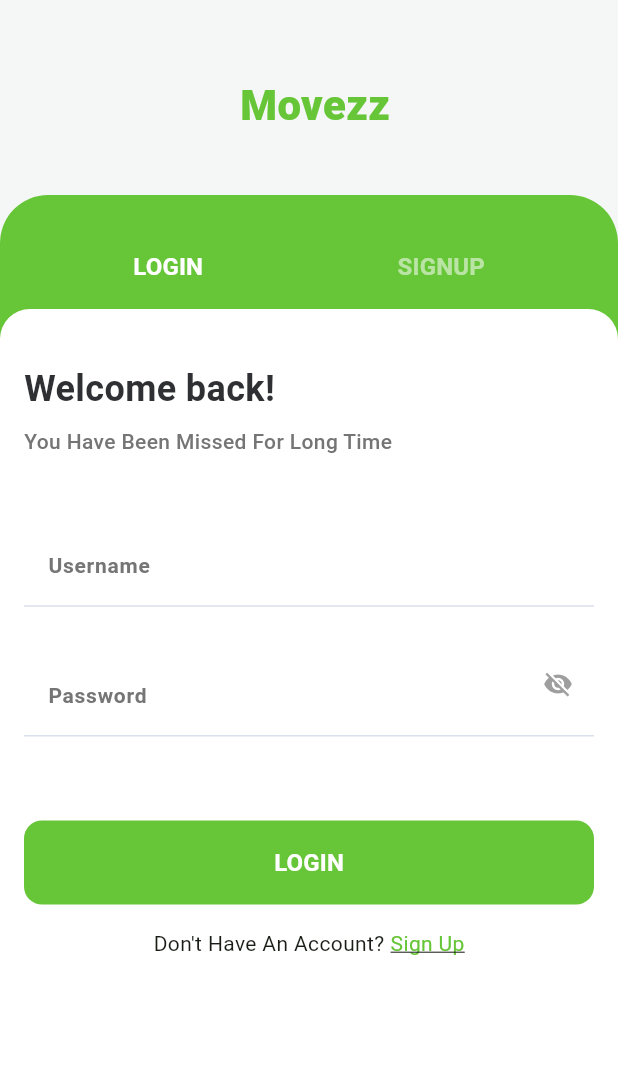
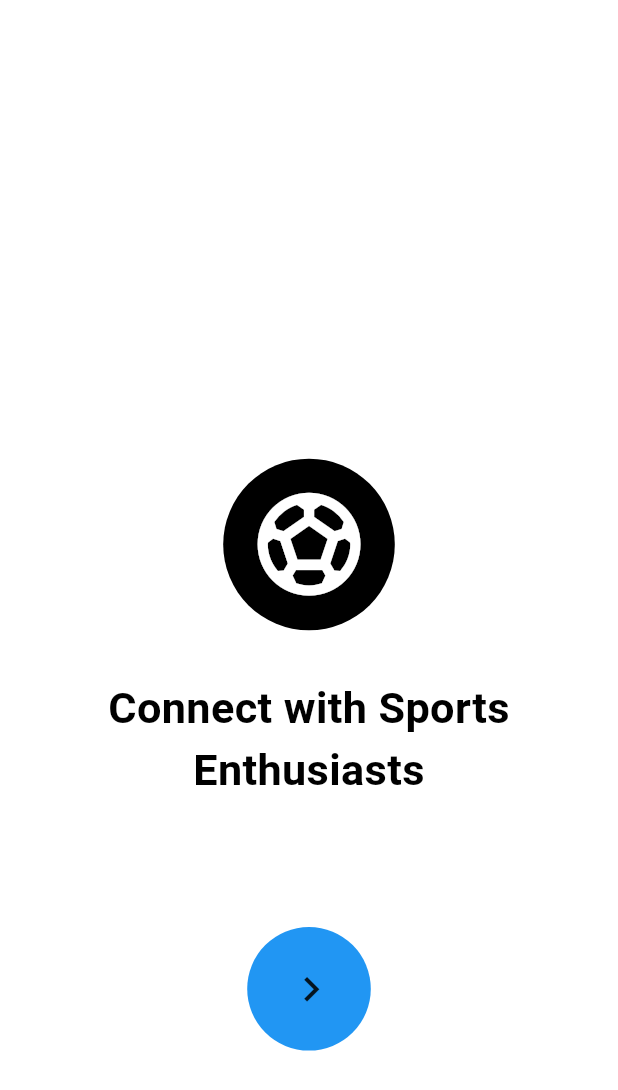
Before and after one commit to E1PBP/movezz_mobile, a Flutter app: the screen it shows after launch, on a phone screen of 412 x 824 dp. Shown: the top 1090 px of the screen. Run offline on Flutter 3.47's test engine with Material 3 defaults, Android fonts, the phone set to English and light mode, and no system bars; drawn by our look-alikes of concentric_transition; our stand-ins replace google_fonts, nb_utils; missing offline and left inert: pbp_django_auth; accounts and stored records are empty.

Commit message:
feat: onboarding screen

```diff
--- a/lib/core/routing/app_router.dart
+++ b/lib/core/routing/app_router.dart
@@ -1,5 +1,6 @@
 import 'package:flutter/material.dart';
 import 'package:movezz_mobile/features/auth/presentation/pages/auth_page.dart';
+import 'package:movezz_mobile/features/auth/presentation/pages/onboarding_concentric.dart';
 class AppRoutes {
   AppRoutes._();
 
@@ -15,7 +16,7 @@ Route<dynamic> appRouteFactory(RouteSettings settings) {
     case AppRoutes.splash:
       return _buildRoute(
         settings,
-        const _SimpleScaffold(title: 'Splash'),
+        const ConcentricAnimationOnboarding(),
       );
 
     case AppRoutes.login:
--- a/lib/features/auth/data/models/auth_model.dart
+++ b/lib/features/auth/data/models/auth_model.dart
@@ -1,8 +1,3 @@
-/// The new AuthUser model based on your Django backend response.
-/// Django returns only: username, status, message
-/// No ID, no token, no email.
-/// So the structure is simplified accordingly.
-
 class AuthUser {
   final String username;
   final bool isLoggedIn;
--- a/lib/features/auth/presentation/pages/auth_page.dart
+++ b/lib/features/auth/presentation/pages/auth_page.dart
@@ -62,9 +62,9 @@ class _AuthPageState extends State<AuthPage> {
                 AppConfig.appName,
                 style: primaryTextStyle(
                   color: AppColors.primary,
-                  size: 28,
-                  weight: FontWeight.w800,
-                  fontFamily: AppConfig.robotoFont,
+                  size: 36,
+                  weight: FontWeight.w900,
+                  fontFamily: 'Montserrat',
                 ),
               ),
             ],
--- /dev/null
+++ b/lib/features/auth/presentation/pages/onboarding_concentric.dart
@@ -0,0 +1,118 @@
+import 'package:flutter/material.dart';
+import 'package:concentric_transition/concentric_transition.dart';
+import 'package:movezz_mobile/core/routing/app_router.dart';
+import '../../../../core/theme/app_theme.dart';
+
+class PageData {
+  final String? title;
+  final IconData? icon;
+  final Color bgColor;
+  final Color textColor;
+
+  const PageData({
+    this.title,
+    this.icon,
+    this.bgColor = Colors.white,
+    this.textColor = Colors.black,
+  });
+}
+
+final List<PageData> onboardingPages = [
+  const PageData(
+    icon: Icons.sports_soccer_outlined,
+    title: "Connect with Sports Enthusiasts",
+    bgColor: Color.fromARGB(255, 255, 255, 255),
+    textColor: Color.fromARGB(255, 0, 0, 0),
+  ),
+  const PageData(
+    icon: Icons.feed_outlined,
+    title: "Share Your Sports Activities",
+    bgColor: Color(0xFF2196F3),
+    textColor: Colors.white,
+  ),
+  const PageData(
+    icon: Icons.people_outline,
+    title: "Join Sports Communities",
+    bgColor: Color(0xFFFF9800),
+    textColor: Colors.white,
+  ),
+  const PageData(
+    icon: Icons.campaign_outlined,
+    title: "Discover Sports Events",
+    bgColor: Color(0xFF9C27B0),
+    textColor: Colors.white,
+  ),
+  const PageData(
+    icon: Icons.fitness_center_outlined,
+    title: "Start Your Sports Journey!",
+    bgColor: AppColors.primary,
+    textColor: Colors.white,
+  ),
+];
+
+class ConcentricAnimationOnboarding extends StatelessWidget {
+  const ConcentricAnimationOnboarding({super.key});
+
+  @override
+  Widget build(BuildContext context) {
+    final screenWidth = MediaQuery.of(context).size.width;
+
+    return Scaffold(
+      body: ConcentricPageView(
+        colors: onboardingPages.map((p) => p.bgColor).toList(),
+        radius: screenWidth * 0.1,
+        nextButtonBuilder: (context) => Padding(
+          padding: const EdgeInsets.only(left: 3),
+          child: Icon(Icons.navigate_next, size: screenWidth * 0.08),
+        ),
+        scaleFactor: 2,
+        itemCount: onboardingPages.length,
+        onFinish: () {
+
+          Navigator.of(context).pushReplacementNamed(AppRoutes.login);
+        },
+        itemBuilder: (index) {
+          final page = onboardingPages[index];
+          return SafeArea(child: _Page(page: page));
+        },
+      ),
+    );
+  }
+}
+
+
+class _Page extends StatelessWidget {
+  final PageData page;
+
+  const _Page({required this.page});
+
+  @override
+  Widget build(BuildContext context) {
+    final screenHeight = MediaQuery.of(context).size.height;
+
+    return Column(
+      mainAxisAlignment: MainAxisAlignment.center,
+      children: [
+        Container(
+          padding: const EdgeInsets.all(16.0),
+          margin: const EdgeInsets.all(16.0),
+          decoration: BoxDecoration(
+            shape: BoxShape.circle,
+            color: page.textColor,
+          ),
+          child: Icon(page.icon, size: screenHeight * 0.1, color: page.bgColor),
+        ),
+        const SizedBox(height: 16),
+        Text(
+          page.title ?? "",
+          style: TextStyle(
+            color: page.textColor,
+            fontSize: screenHeight * 0.035,
+            fontWeight: FontWeight.bold,
+          ),
+          textAlign: TextAlign.center,
+        ),
+      ],
+    );
+  }
+}
--- a/lib/main.dart
+++ b/lib/main.dart
@@ -51,7 +51,7 @@ class MyApp extends StatelessWidget {
       darkTheme: AppTheme.dark,
 
       onGenerateRoute: appRouteFactory,
-      initialRoute: AppRoutes.login,
+      initialRoute: AppRoutes.splash,
     );
   }
 }
--- a/pubspec.yaml
+++ b/pubspec.yaml
@@ -38,6 +38,7 @@ dependencies:
   nb_utils: ^7.0.4
   google_fonts: ^6.3.2
   image_picker: ^1.2.1
+  concentric_transition: ^1.0.3
 
   # The following adds the Cupertino Icons font to your application.
   # Use with the CupertinoIcons class for iOS style icons.
```
Also changed, not shown: pubspec.lock.
